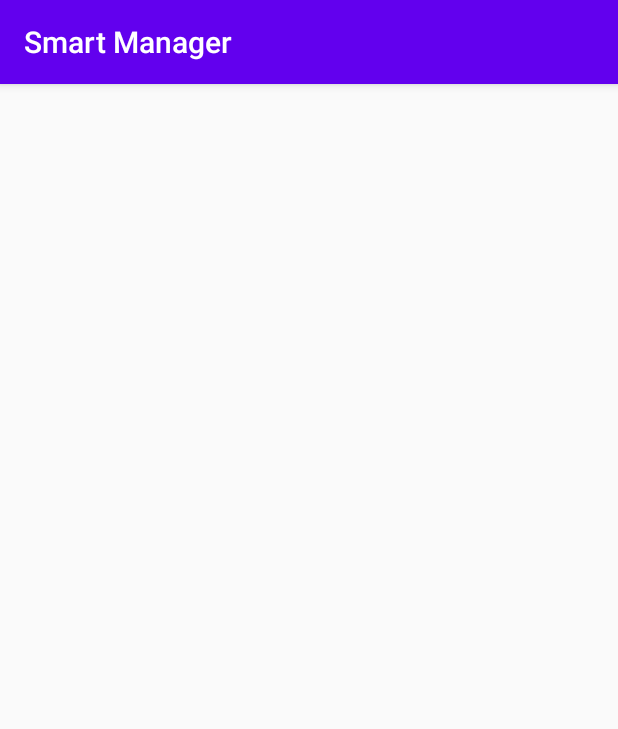
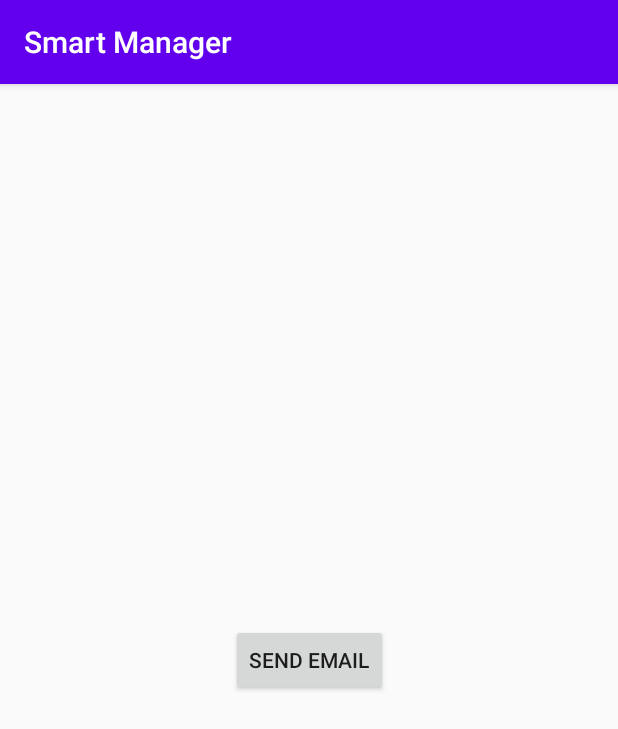
Before and after one commit to saliktariq/Smart-Manager, an Android app: the screen it shows after launch (MainActivity), on a phone screen of 412 x 824 dp. Shown: the top 729 px of the screen. Run offline under Robolectric (Android 15) with nearby library versions, the phone set to English and light mode, and no system bars.

Commit message:
SendMail implemented and Tested

```diff
--- a/app/src/main/AndroidManifest.xml
+++ b/app/src/main/AndroidManifest.xml
@@ -3,6 +3,7 @@
     package="app.smartmanager">
 
     <application
+        android:name=".helper.MyApplication"
         android:allowBackup="true"
         android:icon="@mipmap/ic_launcher"
         android:label="@string/app_name"
--- a/app/src/main/java/app/smartmanager/MainActivity.java
+++ b/app/src/main/java/app/smartmanager/MainActivity.java
@@ -3,8 +3,13 @@ package app.smartmanager;
 import androidx.appcompat.app.AppCompatActivity;
 
 import android.os.Bundle;
+import android.os.Handler;
+import android.os.Looper;
+import android.view.View;
+import android.widget.Button;
 
-import java.io.IOException;
+import app.smartmanager.helper.MyApplication;
+import app.smartmanager.helper.SendMail;
 
 public class MainActivity extends AppCompatActivity {
 
@@ -12,5 +17,20 @@ public class MainActivity extends AppCompatActivity {
     protected void onCreate(Bundle savedInstanceState) {
         super.onCreate(savedInstanceState);
         setContentView(R.layout.activity_main);
+        Button sendMailButton = (Button) findViewById(R.id.btnSendMail);
+        sendMailButton.setOnClickListener(new View.OnClickListener(){
+            @Override
+            public void onClick(View v){
+                Handler handler = new Handler(Looper.getMainLooper());
+                handler.post(new Runnable() {
+                    @Override
+                    public void run() {
+                        SendMail email = new SendMail(MyApplication.getContext(),"saliktariq@icloud.com","SmartManager","This is a test");
+                        email.execute();
+                    }
+                });
+            }
+        });
     }
+
 }
--- /dev/null
+++ b/app/src/main/java/app/smartmanager/helper/MyApplication.java
@@ -0,0 +1,19 @@
+package app.smartmanager.helper;
+
+import android.annotation.SuppressLint;
+import android.app.Application;
+import android.content.Context;
+
+public class MyApplication extends Application {
+    @SuppressLint("StaticFieldLeak")
+    private static Context context;
+
+    public void onCreate() {
+        super.onCreate();
+        MyApplication.context = getApplicationContext();
+    }
+
+    public static Context getContext() {
+        return MyApplication.context;
+    }
+}
--- a/app/src/main/res/layout/activity_main.xml
+++ b/app/src/main/res/layout/activity_main.xml
@@ -7,4 +7,13 @@
     tools:context=".MainActivity">
 
 
+    <Button
+        android:id="@+id/btnSendMail"
+        android:layout_width="wrap_content"
+        android:layout_height="wrap_content"
+        android:text="Send Email"
+        app:layout_constraintBottom_toBottomOf="parent"
+        app:layout_constraintEnd_toEndOf="parent"
+        app:layout_constraintStart_toStartOf="parent"
+        app:layout_constraintTop_toTopOf="parent" />
 </androidx.constraintlayout.widget.ConstraintLayout>
```
Also changed, not shown: app/build.gradle (+6 -5 lines), app/src/main/java/app/smartmanager/helper/ApiKeys.java (+8 -3 lines), app/src/main/java/app/smartmanager/helper/EmailImplementation.java (added, +23 -0 lines), app/src/main/java/app/smartmanager/helper/SendMail.java (added, +75 -0 lines), build.gradle (line endings or trailing spaces), 2 other files.
